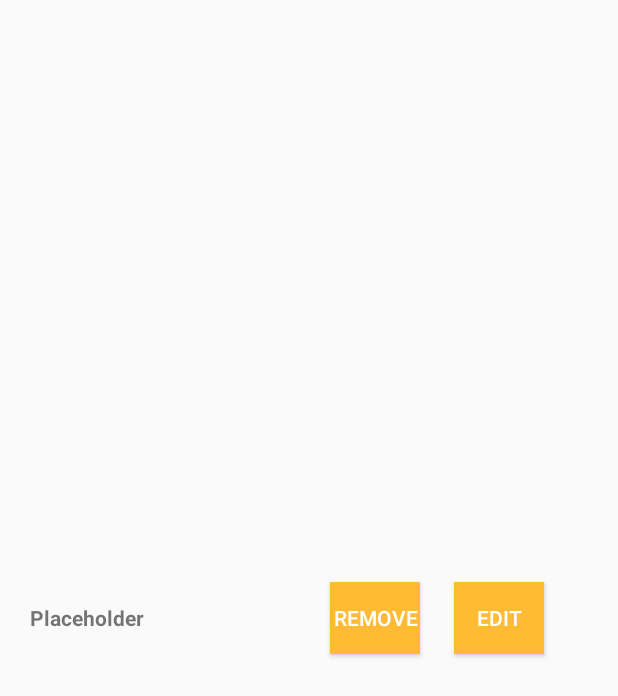
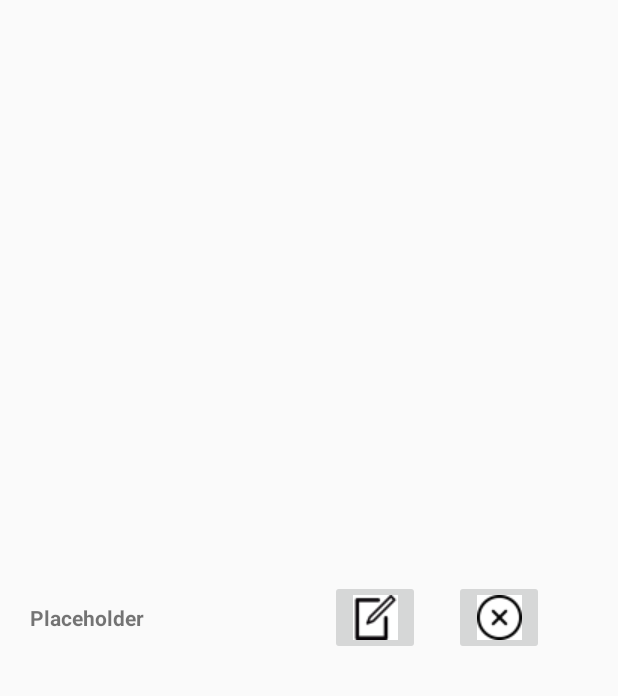
Before and after one commit to blackpanther2712/SE-FT08, an Android app: the layout trail_row_layout.xml on its own in the app's theme, with its tools: preview values and no code run, on a phone screen of 412 x 824 dp. Shown: the top 696 px of the screen. Run offline under Robolectric (Android 15) with nearby library versions, the light colour scheme and no system bars.

Commit message:
added icons in place of buttons

```diff
--- a/TrailBlazeLearn/app/src/main/res/layout/trail_row_layout.xml
+++ b/TrailBlazeLearn/app/src/main/res/layout/trail_row_layout.xml
@@ -15,26 +15,22 @@ android:layout_height="match_parent"
     android:id="@+id/trail_name"
     tools:ignore="RelativeOverlap" />
 
-<Button
+<ImageButton
     android:id="@+id/btn_remove"
     android:layout_width="60dp"
     android:layout_height="wrap_content"
     android:layout_marginRight="132dp"
     android:layout_alignParentRight="true"
     android:layout_centerVertical="true"
-    android:background="@android:color/holo_orange_light"
-    android:text="@string/remove"
-    android:textColor="@android:color/white" />
+    android:src="@drawable/editor_icon"/>
 
-<Button
+<ImageButton
     android:id="@+id/btn_edit"
     android:layout_width="60dp"
     android:layout_height="wrap_content"
     android:layout_marginRight="49dp"
     android:layout_alignParentRight="true"
     android:layout_centerVertical="true"
-    android:background="@android:color/holo_orange_light"
-    android:text="@string/edit"
-    android:textColor="@android:color/white" />
+    android:src="@drawable/delete_icon"/>
 
 </RelativeLayout>
```
Also changed, not shown: TrailBlazeLearn/app/src/main/java/com/ft08/trailblazelearn/adapters/TrailAdapter.java (+5 -4 lines), TrailBlazeLearn/app/src/main/res/drawable/delete_icon.png (added), TrailBlazeLearn/app/src/main/res/drawable/editor_icon.png (added).
